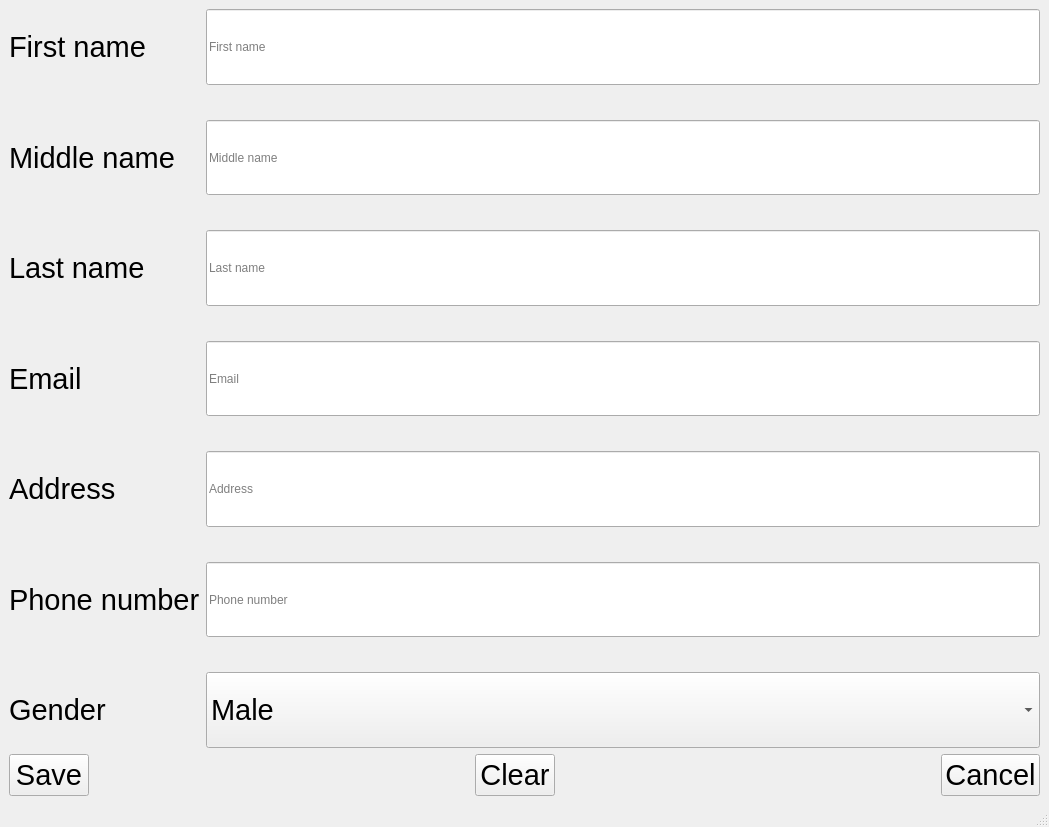
Qt form forms/createCustomer_GUI.ui (nasserahmed96/invoces_manager) before a commit.
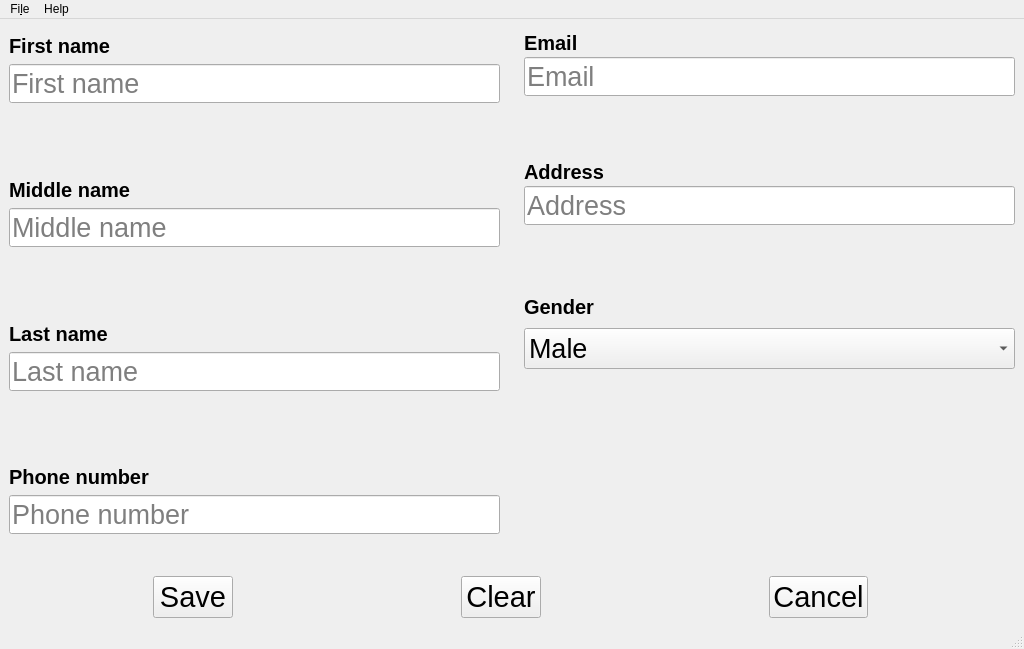
The same form after that commit. Custom widgets are drawn as their Qt base class.

Commit message: Added customers manager and create customer

What changed in the file:
```diff
--- a/forms/createCustomer_GUI.ui
+++ b/forms/createCustomer_GUI.ui
@@ -6,35 +6,65 @@
    <rect>
     <x>0</x>
     <y>0</y>
-    <width>1049</width>
-    <height>827</height>
+    <width>1024</width>
+    <height>649</height>
    </rect>
   </property>
+  <property name="sizePolicy">
+   <sizepolicy hsizetype="Preferred" vsizetype="Expanding">
+    <horstretch>0</horstretch>
+    <verstretch>0</verstretch>
+   </sizepolicy>
+  </property>
+  <property name="minimumSize">
+   <size>
+    <width>0</width>
+    <height>10</height>
+   </size>
+  </property>
+  <property name="font">
+   <font>
+    <bold>false</bold>
+   </font>
+  </property>
   <property name="windowTitle">
    <string>Create customer</string>
   </property>
   <widget class="QWidget" name="centralwidget">
-   <layout class="QGridLayout" name="gridLayout">
-    <item row="0" column="0">
-     <layout class="QVBoxLayout" name="verticalLayout">
+   <layout class="QVBoxLayout" name="verticalLayout_4">
+    <item>
+     <layout class="QHBoxLayout" name="fieldsLayout">
+      <property name="spacing">
+       <number>24</number>
+      </property>
       <item>
-       <layout class="QHBoxLayout" name="horizontalLayout">
+       <layout class="QVBoxLayout" name="basicInformationLayout">
+        <property name="spacing">
+         <number>33</number>
+        </property>
         <item>
-         <layout class="QVBoxLayout" name="Labels_Layout">
+         <layout class="QVBoxLayout" name="firstNameLayout">
           <property name="spacing">
-           <number>35</number>
+           <number>0</number>
           </property>
           <item>
            <widget class="QLabel" name="firstNameLabel">
             <property name="sizePolicy">
-             <sizepolicy hsizetype="Preferred" vsizetype="Expanding">
+             <sizepolicy hsizetype="Expanding" vsizetype="Preferred">
               <horstretch>0</horstretch>
               <verstretch>0</verstretch>
              </sizepolicy>
             </property>
+            <property name="minimumSize">
+             <size>
+              <width>0</width>
+              <height>10</height>
+             </size>
+            </property>
             <property name="font">
              <font>
-              <pointsize>22</pointsize>
+              <pointsize>15</pointsize>
+              <bold>true</bold>
              </font>
             </property>
             <property name="text">
@@ -42,17 +72,87 @@
             </property>
            </widget>
           </item>
+          <item>
+           <widget class="ValidatedLineEditor" name="firstNameLineEdit">
+            <property name="sizePolicy">
+             <sizepolicy hsizetype="Expanding" vsizetype="Preferred">
+              <horstretch>0</horstretch>
+              <verstretch>0</verstretch>
+             </sizepolicy>
+            </property>
+            <property name="minimumSize">
+             <size>
+              <width>100</width>
+              <height>20</height>
+             </size>
+            </property>
+            <property name="font">
+             <font>
+              <pointsize>20</pointsize>
+              <bold>false</bold>
+             </font>
+            </property>
+            <property name="placeholderText">
+             <string>First name</string>
+            </property>
+           </widget>
+          </item>
+          <item>
+           <widget class="QLabel" name="firstNameLabelInfo">
+            <property name="sizePolicy">
+             <sizepolicy hsizetype="Preferred" vsizetype="Preferred">
+              <horstretch>0</horstretch>
+              <verstretch>0</verstretch>
+             </sizepolicy>
+            </property>
+            <property name="minimumSize">
+             <size>
+              <width>0</width>
+              <height>10</height>
+             </size>
+            </property>
+            <property name="font">
+             <font>
+              <pointsize>10</pointsize>
+              <bold>false</bold>
+             </font>
+            </property>
+            <property name="text">
+             <string/>
+            </property>
+            <property name="textFormat">
+             <enum>Qt::PlainText</enum>
+            </property>
+           </widget>
+          </item>
+         </layout>
+        </item>
+        <item>
+         <layout class="QVBoxLayout" name="middleNameLayout" stretch="0,0,0">
+          <property name="spacing">
+           <number>0</number>
+          </property>
+          <property name="sizeConstraint">
+           <enum>QLayout::SetNoConstraint</enum>
+          </property>
           <item>
            <widget class="QLabel" name="middleNameLabel">
             <property name="sizePolicy">
-             <sizepolicy hsizetype="Preferred" vsizetype="Expanding">
+             <sizepolicy hsizetype="Expanding" vsizetype="Preferred">
               <horstretch>0</horstretch>
               <verstretch>0</verstretch>
              </sizepolicy>
             </property>
+            <property name="minimumSize">
+             <size>
+              <width>0</width>
+              <height>10</height>
+             </size>
+            </property>
             <property name="font">
              <font>
-              <pointsize>22</pointsize>
+              <pointsize>15</pointsize>
+              <bold>true</bold>
              </font>
             </property>
             <property name="text">
@@ -60,17 +160,84 @@
             </property>
            </widget>
           </item>
+          <item>
+           <widget class="ValidatedLineEditor" name="middleNameLineEdit">
+            <property name="sizePolicy">
+             <sizepolicy hsizetype="Expanding" vsizetype="Preferred">
+              <horstretch>0</horstretch>
+              <verstretch>0</verstretch>
+             </sizepolicy>
+            </property>
+            <property name="minimumSize">
+             <size>
+              <width>0</width>
+              <height>20</height>
+             </size>
+            </property>
+            <property name="font">
+             <font>
+              <pointsize>20</pointsize>
+              <bold>false</bold>
+             </font>
+            </property>
+            <property name="placeholderText">
+             <string>Middle name</string>
+            </property>
+           </widget>
+          </item>
+          <item>
+           <widget class="QLabel" name="middleNameLabelInfo">
+            <property name="sizePolicy">
+             <sizepolicy hsizetype="Preferred" vsizetype="Preferred">
+              <horstretch>0</horstretch>
+              <verstretch>0</verstretch>
+             </sizepolicy>
+            </property>
+            <property name="minimumSize">
+             <size>
+              <width>0</width>
+              <height>10</height>
+             </size>
+            </property>
+            <property name="font">
+             <font>
+              <pointsize>10</pointsize>
+              <bold>false</bold>
+             </font>
+            </property>
+            <property name="text">
+             <string/>
+            </property>
+            <property name="textFormat">
+             <enum>Qt::PlainText</enum>
+            </property>
+           </widget>
+          </item>
+         </layout>
+        </item>
+        <item>
+         <layout class="QVBoxLayout" name="lastNameLayout">
+          <property name="spacing">
+           <number>0</number>
+          </property>
           <item>
            <widget class="QLabel" name="lastNameLabel">
             <property name="sizePolicy">
-             <sizepolicy hsizetype="Preferred" vsizetype="Expanding">
+             <sizepolicy hsizetype="Expanding" vsizetype="Preferred">
               <horstretch>0</horstretch>
               <verstretch>0</verstretch>
              </sizepolicy>
             </property>
+            <property name="minimumSize">
+             <size>
+              <width>0</width>
+              <height>10</height>
+             </size>
+            </property>
             <property name="font">
              <font>
-              <pointsize>22</pointsize>
+              <pointsize>15</pointsize>
+              <bold>true</bold>
              </font>
             </property>
             <property name="text">
@@ -78,17 +245,173 @@
             </property>
            </widget>
           </item>
+          <item>
+           <widget class="ValidatedLineEditor" name="lastNameLineEdit">
+            <property name="sizePolicy">
+             <sizepolicy hsizetype="Expanding" vsizetype="Preferred">
+              <horstretch>0</horstretch>
+              <verstretch>0</verstretch>
+             </sizepolicy>
+            </property>
+            <property name="minimumSize">
+             <size>
+              <width>0</width>
+              <height>20</height>
+             </size>
+            </property>
+            <property name="font">
+             <font>
+              <pointsize>20</pointsize>
+              <bold>false</bold>
+             </font>
+            </property>
+            <property name="placeholderText">
+             <string>Last name</string>
+            </property>
+           </widget>
+          </item>
+          <item>
+           <widget class="QLabel" name="lastNameLabelInfo">
+            <property name="sizePolicy">
+             <sizepolicy hsizetype="Preferred" vsizetype="Preferred">
+              <horstretch>0</horstretch>
+              <verstretch>0</verstretch>
+             </sizepolicy>
+            </property>
+            <property name="minimumSize">
+             <size>
+              <width>0</width>
+              <height>10</height>
+             </size>
+            </property>
+            <property name="font">
+             <font>
+              <pointsize>10</pointsize>
+              <bold>false</bold>
+             </font>
+            </property>
+            <property name="text">
+             <string/>
+            </property>
+           </widget>
+          </item>
+         </layout>
+        </item>
+        <item>
+         <layout class="QVBoxLayout" name="phoneNumberLayout">
+          <property name="spacing">
+           <number>0</number>
+          </property>
+          <item>
+           <widget class="QLabel" name="phoneNumberLabel">
+            <property name="sizePolicy">
+             <sizepolicy hsizetype="Expanding" vsizetype="Preferred">
+              <horstretch>0</horstretch>
+              <verstretch>0</verstretch>
+             </sizepolicy>
+            </property>
+            <property name="minimumSize">
+             <size>
+              <width>0</width>
+              <height>10</height>
+             </size>
+            </property>
+            <property name="font">
+             <font>
+              <pointsize>15</pointsize>
+              <bold>true</bold>
+             </font>
+            </property>
+            <property name="text">
+             <string>Phone number</string>
+            </property>
+           </widget>
+          </item>
+          <item>
+           <widget class="ValidatedLineEditor" name="phoneNumberLineEdit">
+            <property name="sizePolicy">
+             <sizepolicy hsizetype="Expanding" vsizetype="Preferred">
+              <horstretch>0</horstretch>
+              <verstretch>0</verstretch>
+             </sizepolicy>
+            </property>
+            <property name="minimumSize">
+             <size>
+              <width>0</width>
+              <height>20</height>
+             </size>
+            </property>
+            <property name="font">
+             <font>
+              <pointsize>20</pointsize>
+              <bold>false</bold>
+             </font>
+            </property>
+            <property name="placeholderText">
+             <string>Phone number</string>
+            </property>
+           </widget>
+          </item>
+          <item>
+           <widget class="QLabel" name="phoneNumberLabelInfo">
+            <property name="sizePolicy">
+             <sizepolicy hsizetype="Preferred" vsizetype="Preferred">
+              <horstretch>0</horstretch>
+              <verstretch>0</verstretch>
+             </sizepolicy>
+            </property>
+            <property name="minimumSize">
+             <size>
+              <width>0</width>
+              <height>10</height>
+             </size>
+            </property>
+            <property name="font">
+             <font>
+              <pointsize>10</pointsize>
+              <bold>false</bold>
+             </font>
+            </property>
+            <property name="lineWidth">
+             <number>1</number>
+            </property>
+            <property name="text">
+             <string/>
+            </property>
+           </widget>
+          </item>
+         </layout>
+        </item>
+       </layout>
+      </item>
+      <item>
+       <layout class="QVBoxLayout" name="additionalInformationLayout" stretch="0,0,0,0">
+        <property name="spacing">
+         <number>33</number>
+        </property>
+        <item>
+         <layout class="QVBoxLayout" name="emailLayout">
+          <property name="spacing">
+           <number>0</number>
+          </property>
           <item>
            <widget class="QLabel" name="emailLabel">
             <property name="sizePolicy">
-             <sizepolicy hsizetype="Preferred" vsizetype="Expanding">
+             <sizepolicy hsizetype="Expanding" vsizetype="Preferred">
               <horstretch>0</horstretch>
               <verstretch>0</verstretch>
              </sizepolicy>
             </property>
+            <property name="minimumSize">
+             <size>
+              <width>0</width>
+              <height>10</height>
+             </size>
+            </property>
             <property name="font">
              <font>
-              <pointsize>22</pointsize>
+              <pointsize>15</pointsize>
+              <bold>true</bold>
              </font>
             </property>
             <property name="text">
@@ -96,17 +419,81 @@
             </property>
            </widget>
           </item>
+          <item>
+           <widget class="ValidatedLineEditor" name="emailLineEdit">
+            <property name="sizePolicy">
+             <sizepolicy hsizetype="Expanding" vsizetype="Preferred">
+              <horstretch>0</horstretch>
+              <verstretch>0</verstretch>
+             </sizepolicy>
+            </property>
+            <property name="minimumSize">
+             <size>
+              <width>100</width>
+              <height>20</height>
+             </size>
+            </property>
+            <property name="font">
+             <font>
+              <pointsize>20</pointsize>
+              <bold>false</bold>
+             </font>
+            </property>
+            <property name="placeholderText">
+             <string>Email</string>
+            </property>
+           </widget>
+          </item>
+          <item>
+           <widget class="QLabel" name="emailLabelInfo">
+            <property name="sizePolicy">
+             <sizepolicy hsizetype="Preferred" vsizetype="Preferred">
+              <horstretch>0</horstretch>
+              <verstretch>0</verstretch>
+             </sizepolicy>
+            </property>
+            <property name="minimumSize">
+             <size>
+              <width>0</width>
+              <height>10</height>
+             </size>
+            </property>
+            <property name="font">
+             <font>
+              <pointsize>10</pointsize>
+              <bold>false</bold>
+             </font>
+            </property>
+            <property name="text">
+             <string/>
+            </property>
+           </widget>
+          </item>
+         </layout>
+        </item>
+        <item>
+         <layout class="QVBoxLayout" name="addressLayout">
+          <property name="spacing">
+           <number>0</number>
+          </property>
           <item>
            <widget class="QLabel" name="addressLabel">
             <property name="sizePolicy">
-             <sizepolicy hsizetype="Preferred" vsizetype="Expanding">
+             <sizepolicy hsizetype="Preferred" vsizetype="Preferred">
               <horstretch>0</horstretch>
               <verstretch>0</verstretch>
              </sizepolicy>
             </property>
+            <property name="minimumSize">
+             <size>
+              <width>0</width>
+              <height>10</height>
+             </size>
+            </property>
             <property name="font">
              <font>
-              <pointsize>22</pointsize>
+              <pointsize>15</pointsize>
+              <bold>true</bold>
              </font>
             </property>
             <property name="text">
@@ -115,34 +502,80 @@
            </widget>
           </item>
           <item>
-           <widget class="QLabel" name="phoneNumberLabel">
+           <widget class="ValidatedLineEditor" name="addressLineEdit">
             <property name="sizePolicy">
-             <sizepolicy hsizetype="Preferred" vsizetype="Expanding">
+             <sizepolicy hsizetype="Expanding" vsizetype="Preferred">
               <horstretch>0</horstretch>
               <verstretch>0</verstretch>
              </sizepolicy>
             </property>
+            <property name="minimumSize">
+             <size>
+              <width>100</width>
+              <height>20</height>
+             </size>
+            </property>
             <property name="font">
              <font>
-              <pointsize>22</pointsize>
+              <pointsize>20</pointsize>
+              <bold>false</bold>
              </font>
             </property>
+            <property name="placeholderText">
+             <string>Address</string>
+            </property>
+           </widget>
+          </item>
+          <item>
+           <widget class="QLabel" name="addressLabelInfo">
+            <property name="sizePolicy">
+             <sizepolicy hsizetype="Preferred" vsizetype="Preferred">
+              <horstretch>0</horstretch>
+              <verstretch>0</verstretch>
+             </sizepolicy>
+            </property>
+            <property name="minimumSize">
+             <size>
+              <width>0</width>
+              <height>10</height>
+             </size>
+            </property>
+            <property name="font">
+             <font>
+              <pointsize>10</pointsize>
+              <bold>false</bold>
+             </font>
+            </property>
             <property name="text">
-             <string>Phone number</string>
+             <string/>
             </property>
            </widget>
           </item>
+         </layout>
+        </item>
+        <item>
+         <layout class="QVBoxLayout" name="genderLayout">
+          <property name="spacing">
+           <number>0</number>
+          </property>
           <item>
            <widget class="QLabel" name="genderLabel">
             <property name="sizePolicy">
-             <sizepolicy hsizetype="Preferred" vsizetype="Expanding">
+             <sizepolicy hsizetype="Preferred" vsizetype="Preferred">
               <horstretch>0</horstretch>
               <verstretch>0</verstretch>
              </sizepolicy>
             </property>
+            <property name="minimumSize">
+             <size>
+              <width>0</width>
+              <height>10</height>
+             </size>
+            </property>
             <property name="font">
              <font>
-              <pointsize>22</pointsize>
+              <pointsize>15</pointsize>
+              <bold>true</bold>
              </font>
             </property>
             <property name="text">
@@ -150,91 +583,6 @@
             </property>
            </widget>
           </item>
-         </layout>
-        </item>
-        <item>
-         <layout class="QVBoxLayout" name="LineEdits_Layout">
-          <property name="spacing">
-           <number>35</number>
-          </property>
-          <item>
-           <widget class="ValidatedLineEditor" name="firstNameLineEdit">
-            <property name="sizePolicy">
-             <sizepolicy hsizetype="Expanding" vsizetype="Preferred">
-              <horstretch>0</horstretch>
-              <verstretch>0</verstretch>
-             </sizepolicy>
-            </property>
-            <property name="placeholderText">
-             <string>First name</string>
-            </property>
-           </widget>
-          </item>
-          <item>
-           <widget class="ValidatedLineEditor" name="middleNameLineEdit">
-            <property name="sizePolicy">
-             <sizepolicy hsizetype="Expanding" vsizetype="Preferred">
-              <horstretch>0</horstretch>
-              <verstretch>0</verstretch>
-             </sizepolicy>
-            </property>
-            <property name="placeholderText">
-             <string>Middle name</string>
-            </property>
-           </widget>
-          </item>
-          <item>
-           <widget class="ValidatedLineEditor" name="lastNameLineEdit">
-            <property name="sizePolicy">
-             <sizepolicy hsizetype="Expanding" vsizetype="Preferred">
-              <horstretch>0</horstretch>
-              <verstretch>0</verstretch>
-             </sizepolicy>
-            </property>
-            <property name="placeholderText">
-             <string>Last name</string>
-            </property>
-           </widget>
-          </item>
-          <item>
-           <widget class="ValidatedLineEditor" name="emailLineEdit">
-            <property name="sizePolicy">
-             <sizepolicy hsizetype="Expanding" vsizetype="Preferred">
-              <horstretch>0</horstretch>
-              <verstretch>0</verstretch>
-             </sizepolicy>
-            </property>
-            <property name="placeholderText">
-             <string>Email</string>
-            </property>
-           </widget>
-          </item>
-          <item>
-           <widget class="ValidatedLineEditor" name="addressLineEdit">
-            <property name="sizePolicy">
-             <sizepolicy hsizetype="Expanding" vsizetype="Preferred">
-              <horstretch>0</horstretch>
-              <verstretch>0</verstretch>
-             </sizepolicy>
-            </property>
-            <property name="placeholderText">
-             <string>Address</string>
-            </property>
-           </widget>
-          </item>
-          <item>
-           <widget class="ValidatedLineEditor" name="phoneNumberLineEdit">
-            <property name="sizePolicy">
-             <sizepolicy hsizetype="Expanding" vsizetype="Preferred">
-              <horstretch>0</horstretch>
-              <verstretch>0</verstretch>
-             </sizepolicy>
-            </property>
-            <property name="placeholderText">
-             <string>Phone number</string>
-            </property>
-           </widget>
-          </item>
           <item>
            <widget class="QComboBox" name="genderComboBox">
             <property name="sizePolicy">
@@ -243,9 +591,16 @@
               <verstretch>0</verstretch>
              </sizepolicy>
             </property>
+            <property name="minimumSize">
+             <size>
+              <width>0</width>
+              <height>20</height>
+             </size>
+            </property>
             <property name="font">
              <font>
-              <pointsize>22</pointsize>
+              <pointsize>20</pointsize>
+              <bold>false</bold>
              </font>
             </property>
             <item>
@@ -260,105 +615,140 @@
             </item>
            </widget>
           </item>
+          <item>
+           <spacer name="verticalSpacer_2">
+            <property name="orientation">
+             <enum>Qt::Vertical</enum>
+            </property>
+            <property name="sizeType">
+             <enum>QSizePolicy::Preferred</enum>
+            </property>
+            <property name="sizeHint" stdset="0">
+             <size>
+              <width>20</width>
+              <height>13</height>
+             </size>
+            </property>
+           </spacer>
+          </item>
          </layout>
         </item>
-       </layout>
-      </item>
-      <item>
-       <layout class="QHBoxLayout" name="horizontalLayout_2">
         <item>
-         <widget class="QPushButton" name="save_btn">
-          <property name="sizePolicy">
-           <sizepolicy hsizetype="Maximum" vsizetype="Maximum">
-            <horstretch>1</horstretch>
-            <verstretch>0</verstretch>
-           </sizepolicy>
-          </property>
-          <property name="font">
-           <font>
-            <pointsize>22</pointsize>
-           </font>
-          </property>
-          <property name="text">
-           <string>Save</string>
-          </property>
-         </widget>
-        </item>
-        <item>
-         <spacer name="horizontalSpacer_3">
+         <spacer name="verticalSpacer">
           <property name="orientation">
-           <enum>Qt::Horizontal</enum>
+           <enum>Qt::Vertical</enum>
           </property>
           <property name="sizeType">
-           <enum>QSizePolicy::Expanding</enum>
+           <enum>QSizePolicy::Preferred</enum>
           </property>
           <property name="sizeHint" stdset="0">
            <size>
-            <width>78</width>
-            <height>20</height>
+            <width>20</width>
+            <height>188</height>
            </size>
           </property>
          </spacer>
         </item>
-        <item>
-         <widget class="QPushButton" name="clear_btn">
-          <property name="sizePolicy">
-           <sizepolicy hsizetype="Maximum" vsizetype="Maximum">
-            <horstretch>1</horstretch>
-            <verstretch>0</verstretch>
-           </sizepolicy>
-          </property>
-          <property name="font">
-           <font>
-            <pointsize>22</pointsize>
-           </font>
-          </property>
-          <property name="text">
-           <string>Clear</string>
-          </property>
-         </widget>
-        </item>
-        <item>
-         <spacer name="horizontalSpacer_4">
-          <property name="orientation">
-           <enum>Qt::Horizontal</enum>
-          </property>
-          <property name="sizeType">
-           <enum>QSizePolicy::Expanding</enum>
-          </property>
-          <property name="sizeHint" stdset="0">
-           <size>
-            <width>78</width>
-            <height>20</height>
-           </size>
-          </property>
-         </spacer>
-        </item>
-        <item>
-         <widget class="QPushButton" name="cancel_btn">
-          <property name="sizePolicy">
-           <sizepolicy hsizetype="Maximum" vsizetype="Maximum">
-            <horstretch>1</horstretch>
-            <verstretch>0</verstretch>
-           </sizepolicy>
-          </property>
-          <property name="font">
-           <font>
-            <pointsize>22</pointsize>
-           </font>
-          </property>
-          <property name="autoFillBackground">
-           <bool>false</bool>
-          </property>
-          <property name="text">
-           <string>Cancel</string>
-          </property>
-         </widget>
-        </item>
        </layout>
       </item>
      </layout>
     </item>
+    <item>
+     <layout class="QHBoxLayout" name="horizontalLayout">
+      <item>
+       <widget class="QPushButton" name="save_btn">
+        <property name="sizePolicy">
+         <sizepolicy hsizetype="Maximum" vsizetype="Maximum">
+          <horstretch>1</horstretch>
+          <verstretch>0</verstretch>
+         </sizepolicy>
+        </property>
+        <property name="font">
+         <font>
+          <pointsize>22</pointsize>
+          <bold>false</bold>
+         </font>
+        </property>
+        <property name="text">
+         <string>Save</string>
+        </property>
+       </widget>
+      </item>
+      <item>
+       <spacer name="horizontalSpacer">
+        <property name="orientation">
+         <enum>Qt::Horizontal</enum>
+        </property>
+        <property name="sizeType">
+         <enum>QSizePolicy::Preferred</enum>
+        </property>
+        <property name="sizeHint" stdset="0">
+         <size>
+          <width>78</width>
+          <height>20</height>
+         </size>
+        </property>
+       </spacer>
+      </item>
+      <item>
+       <widget class="QPushButton" name="clear_btn">
+        <property name="sizePolicy">
+         <sizepolicy hsizetype="Maximum" vsizetype="Maximum">
+          <horstretch>1</horstretch>
+          <verstretch>0</verstretch>
+         </sizepolicy>
+        </property>
+        <property name="font">
+         <font>
+          <pointsize>22</pointsize>
+          <bold>false</bold>
+         </font>
+        </property>
+        <property name="text">
+         <string>Clear</string>
+        </property>
+       </widget>
+      </item>
+      <item>
+       <spacer name="horizontalSpacer_2">
+        <property name="orientation">
+         <enum>Qt::Horizontal</enum>
+        </property>
+        <property name="sizeType">
+         <enum>QSizePolicy::Preferred</enum>
+        </property>
+        <property name="sizeHint" stdset="0">
+         <size>
+          <width>78</width>
+          <height>20</height>
+         </size>
+        </property>
+       </spacer>
+      </item>
+      <item>
+       <widget class="QPushButton" name="cancel_btn">
+        <property name="sizePolicy">
+         <sizepolicy hsizetype="Maximum" vsizetype="Maximum">
+          <horstretch>1</horstretch>
+          <verstretch>0</verstretch>
+         </sizepolicy>
+        </property>
+        <property name="font">
+         <font>
+          <pointsize>22</pointsize>
+          <bold>false</bold>
+         </font>
+        </property>
+        <property name="autoFillBackground">
+         <bool>false</bool>
+        </property>
+        <property name="text">
+         <string>Cancel</string>
+        </property>
+       </widget>
+      </item>
+     </layout>
+    </item>
    </layout>
   </widget>
   <widget class="QMenuBar" name="menubar">
@@ -366,10 +756,24 @@
     <rect>
      <x>0</x>
      <y>0</y>
-     <width>1049</width>
-     <height>20</height>
+     <width>1024</width>
+     <height>19</height>
     </rect>
    </property>
+   <widget class="QMenu" name="menuFile">
+    <property name="title">
+     <string>Fi&amp;le</string>
+    </property>
+    <addaction name="actionCancel"/>
+    <addaction name="actionSettings"/>
+   </widget>
+   <widget class="QMenu" name="menuHelp">
+    <property name="title">
+     <string>Help</string>
+    </property>
+   </widget>
+   <addaction name="menuFile"/>
+   <addaction name="menuHelp"/>
   </widget>
   <widget class="QStatusBar" name="statusbar"/>
  </widget>
```
Left out of the diff: 134 changed lines with no effect on the pictures. The commit also changes 10 other files.
